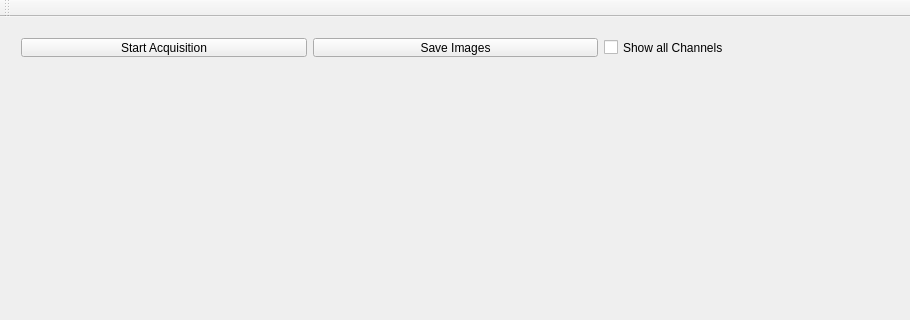
The window that RGB_NIR_Depth_capture/rgbnird_mainwindow.ui (yudanaz/masterthesis) describes before a commit, drawn with Qt 5; both pictures show x 0 to 910 and y 0 to 320 of the 910 by 688 pixel window.
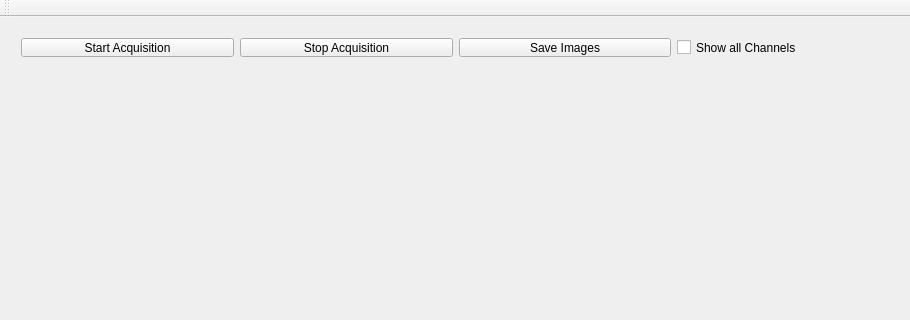
The same window after the commit.

Commit message: image acquisition start & stop in thread working correctly

The edit to the form file:
```diff
--- a/RGB_NIR_Depth_capture/rgbnird_mainwindow.ui
+++ b/RGB_NIR_Depth_capture/rgbnird_mainwindow.ui
@@ -31,6 +31,13 @@
        </property>
       </widget>
      </item>
+     <item>
+      <widget class="QPushButton" name="btn_stopAcquisition">
+       <property name="text">
+        <string>Stop Acquisition</string>
+       </property>
+      </widget>
+     </item>
      <item>
       <widget class="QPushButton" name="btn_saveImgs">
        <property name="text">
```
The commit also changes 8 other files.
